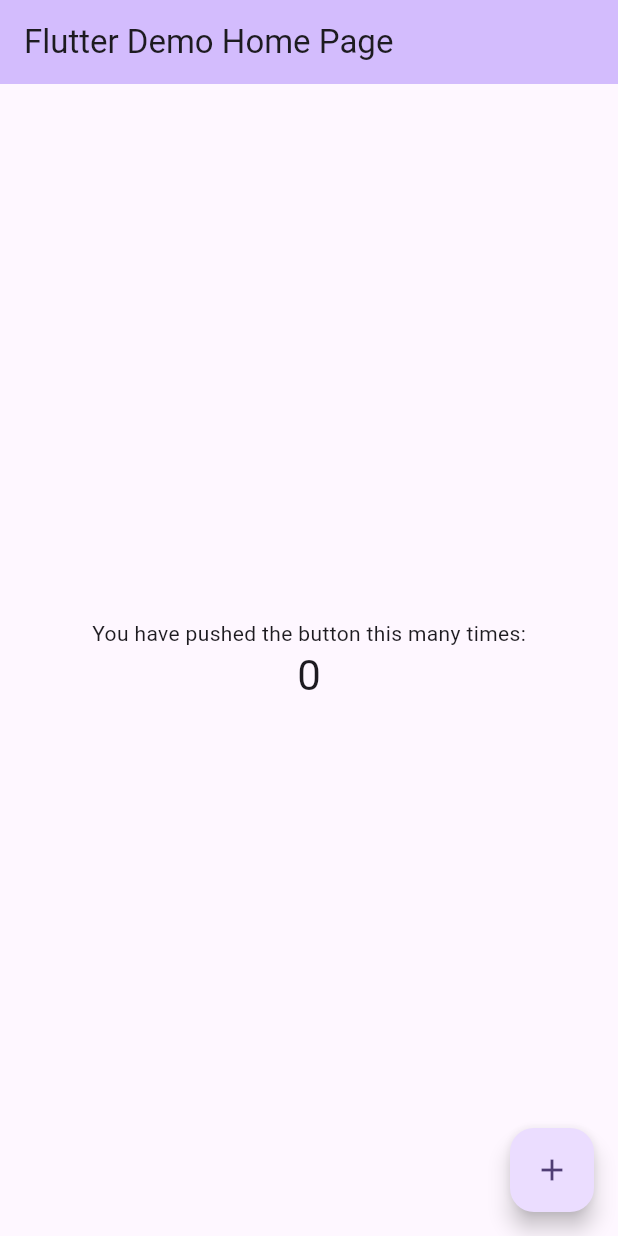
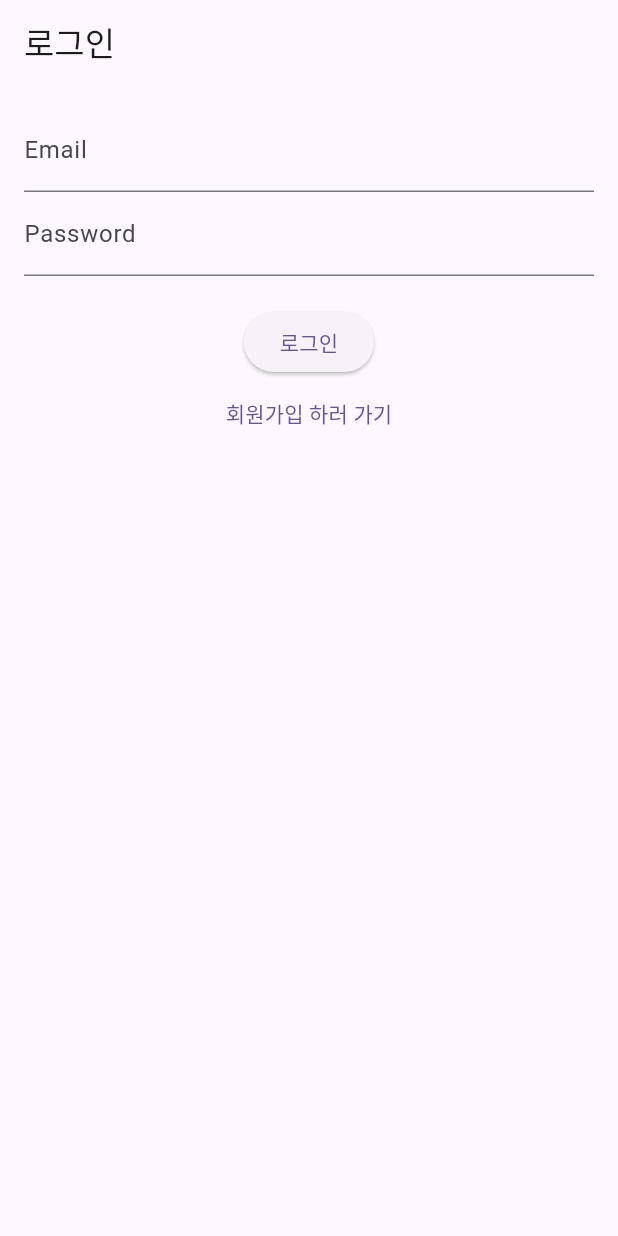
Before and after one commit to Sunmin-Lim/madcampweek2, a Flutter app: the screen it shows after launch, on a phone screen of 412 x 824 dp. Run offline on Flutter 3.47's test engine with Material 3 defaults, Android fonts, the phone set to English and light mode, and no system bars.

Commit message:
Add login page and backend auth API

```diff
--- /dev/null
+++ b/lib/api_service.dart
@@ -0,0 +1,41 @@
+import 'dart:convert';
+import 'package:http/http.dart' as http;
+
+class ApiService {
+  // 내 백엔드 서버 주소를 상황에 맞게 바꾸자!
+  static const String baseUrl = 'http://localhost:3000/api/auth';
+  // Android 에뮬레이터는 localhost 대신 10.0.2.2를 써야 함
+  // iOS 시뮬레이터면 'http://localhost:3000/api/auth' 사용 가능
+
+  // 회원가입 함수
+  static Future<http.Response> register(
+    String email,
+    String password,
+    String username,
+  ) async {
+    final url = Uri.parse('$baseUrl/register');
+    final body = jsonEncode({
+      'email': email,
+      'password': password,
+      'username': username,
+    });
+
+    return await http.post(
+      url,
+      headers: {'Content-Type': 'application/json'},
+      body: body,
+    );
+  }
+
+  // 로그인 함수
+  static Future<http.Response> login(String email, String password) async {
+    final url = Uri.parse('$baseUrl/login');
+    final body = jsonEncode({'email': email, 'password': password});
+
+    return await http.post(
+      url,
+      headers: {'Content-Type': 'application/json'},
+      body: body,
+    );
+  }
+}
--- /dev/null
+++ b/lib/login_page.dart
@@ -0,0 +1,82 @@
+import 'package:flutter/material.dart';
+import 'api_service.dart';
+import 'dart:convert';
+import 'register_page.dart'; // 회원가입 페이지 import
+import 'home_page.dart'; // 로그인 성공 후 이동할 홈 화면 import
+
+class LoginPage extends StatefulWidget {
+  const LoginPage({super.key});
+
+  @override
+  State<LoginPage> createState() => _LoginPageState();
+}
+
+class _LoginPageState extends State<LoginPage> {
+  final TextEditingController emailController = TextEditingController();
+  final TextEditingController passwordController = TextEditingController();
+
+  String message = '';
+
+  void login() async {
+    final response = await ApiService.login(
+      emailController.text,
+      passwordController.text,
+    );
+
+    if (response.statusCode == 200) {
+      final data = jsonDecode(response.body);
+      final token = data['token'];
+
+      setState(() {
+        message = '로그인 성공! 토큰: $token';
+      });
+
+      // 로그인 성공 시 홈 화면으로 이동
+      Navigator.pushReplacement(
+        context,
+        MaterialPageRoute(builder: (context) => const HomePage()),
+      );
+    } else {
+      setState(() {
+        message = jsonDecode(response.body)['message'];
+      });
+    }
+  }
+
+  @override
+  Widget build(BuildContext context) {
+    return Scaffold(
+      appBar: AppBar(title: const Text('로그인')),
+      body: Padding(
+        padding: const EdgeInsets.all(16),
+        child: Column(
+          children: [
+            TextField(
+              controller: emailController,
+              decoration: const InputDecoration(labelText: 'Email'),
+            ),
+            TextField(
+              controller: passwordController,
+              decoration: const InputDecoration(labelText: 'Password'),
+              obscureText: true,
+            ),
+            const SizedBox(height: 20),
+            ElevatedButton(onPressed: login, child: const Text('로그인')),
+            TextButton(
+              onPressed: () {
+                // 회원가입 페이지로 이동
+                Navigator.push(
+                  context,
+                  MaterialPageRoute(builder: (context) => const RegisterPage()),
+                );
+              },
+              child: const Text('회원가입 하러 가기'),
+            ),
+            const SizedBox(height: 20),
+            Text(message),
+          ],
+        ),
+      ),
+    );
+  }
+}
--- a/lib/main.dart
+++ b/lib/main.dart
@@ -1,4 +1,5 @@
 import 'package:flutter/material.dart';
+import 'login_page.dart';
 
 void main() {
   runApp(const MyApp());
@@ -7,116 +8,14 @@ void main() {
 class MyApp extends StatelessWidget {
   const MyApp({super.key});
 
-  // This widget is the root of your application.
   @override
   Widget build(BuildContext context) {
     return MaterialApp(
       title: 'Flutter Demo',
       theme: ThemeData(
-        // This is the theme of your application.
-        //
-        // TRY THIS: Try running your application with "flutter run". You'll see
-        // the application has a purple toolbar. Then, without quitting the app,
-        // try changing the seedColor in the colorScheme below to Colors.green
-        // and then invoke "hot reload" (save your changes or press the "hot
-        // reload" button in a Flutter-supported IDE, or press "r" if you used
-        // the command line to start the app).
-        //
-        // Notice that the counter didn't reset back to zero; the application
-        // state is not lost during the reload. To reset the state, use hot
-        // restart instead.
-        //
-        // This works for code too, not just values: Most code changes can be
-        // tested with just a hot reload.
         colorScheme: ColorScheme.fromSeed(seedColor: Colors.deepPurple),
       ),
-      home: const MyHomePage(title: 'Flutter Demo Home Page'),
+      home: const LoginPage(),
     );
   }
 }
-
-class MyHomePage extends StatefulWidget {
-  const MyHomePage({super.key, required this.title});
-
-  // This widget is the home page of your application. It is stateful, meaning
-  // that it has a State object (defined below) that contains fields that affect
-  // how it looks.
-
-  // This class is the configuration for the state. It holds the values (in this
-  // case the title) provided by the parent (in this case the App widget) and
-  // used by the build method of the State. Fields in a Widget subclass are
-  // always marked "final".
-
-  final String title;
-
-  @override
-  State<MyHomePage> createState() => _MyHomePageState();
-}
-
-class _MyHomePageState extends State<MyHomePage> {
-  int _counter = 0;
-
-  void _incrementCounter() {
-    setState(() {
-      // This call to setState tells the Flutter framework that something has
-      // changed in this State, which causes it to rerun the build method below
-      // so that the display can reflect the updated values. If we changed
-      // _counter without calling setState(), then the build method would not be
-      // called again, and so nothing would appear to happen.
-      _counter++;
-    });
-  }
-
-  @override
-  Widget build(BuildContext context) {
-    // This method is rerun every time setState is called, for instance as done
-    // by the _incrementCounter method above.
-    //
-    // The Flutter framework has been optimized to make rerunning build methods
-    // fast, so that you can just rebuild anything that needs updating rather
-    // than having to individually change instances of widgets.
-    return Scaffold(
-      appBar: AppBar(
-        // TRY THIS: Try changing the color here to a specific color (to
-        // Colors.amber, perhaps?) and trigger a hot reload to see the AppBar
-        // change color while the other colors stay the same.
-        backgroundColor: Theme.of(context).colorScheme.inversePrimary,
-        // Here we take the value from the MyHomePage object that was created by
-        // the App.build method, and use it to set our appbar title.
-        title: Text(widget.title),
-      ),
-      body: Center(
-        // Center is a layout widget. It takes a single child and positions it
-        // in the middle of the parent.
-        child: Column(
-          // Column is also a layout widget. It takes a list of children and
-          // arranges them vertically. By default, it sizes itself to fit its
-          // children horizontally, and tries to be as tall as its parent.
-          //
-          // Column has various properties to control how it sizes itself and
-          // how it positions its children. Here we use mainAxisAlignment to
-          // center the children vertically; the main axis here is the vertical
-          // axis because Columns are vertical (the cross axis would be
-          // horizontal).
-          //
-          // TRY THIS: Invoke "debug painting" (choose the "Toggle Debug Paint"
-          // action in the IDE, or press "p" in the console), to see the
-          // wireframe for each widget.
-          mainAxisAlignment: MainAxisAlignment.center,
-          children: <Widget>[
-            const Text('You have pushed the button this many times:'),
-            Text(
-              '$_counter',
-              style: Theme.of(context).textTheme.headlineMedium,
-            ),
-          ],
-        ),
-      ),
-      floatingActionButton: FloatingActionButton(
-        onPressed: _incrementCounter,
-        tooltip: 'Increment',
-        child: const Icon(Icons.add),
-      ), // This trailing comma makes auto-formatting nicer for build methods.
-    );
-  }
-}
--- a/pubspec.yaml
+++ b/pubspec.yaml
@@ -34,6 +34,7 @@ dependencies:
   # The following adds the Cupertino Icons font to your application.
   # Use with the CupertinoIcons class for iOS style icons.
   cupertino_icons: ^1.0.8
+  http: ^1.2.1
 
 dev_dependencies:
   flutter_test:
```
Also changed, not shown: lib/home_page.dart (added, +13 -0 lines), lib/register_page.dart (added, +65 -0 lines), pubspec.lock.
